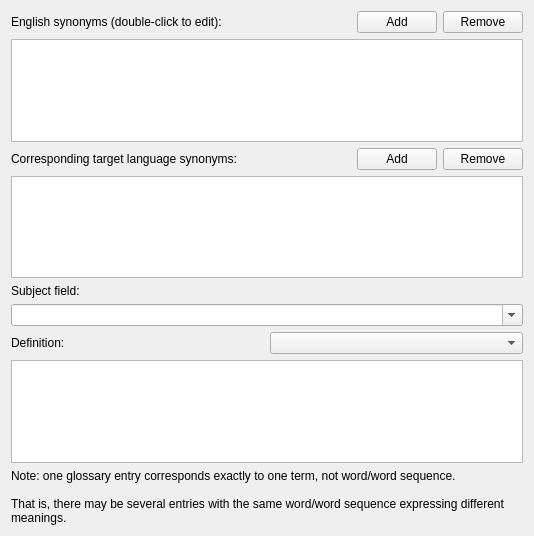
Before: the Qt Designer form src/glossary/termedit.ui in KDE/lokalize, drawn with Qt 5.
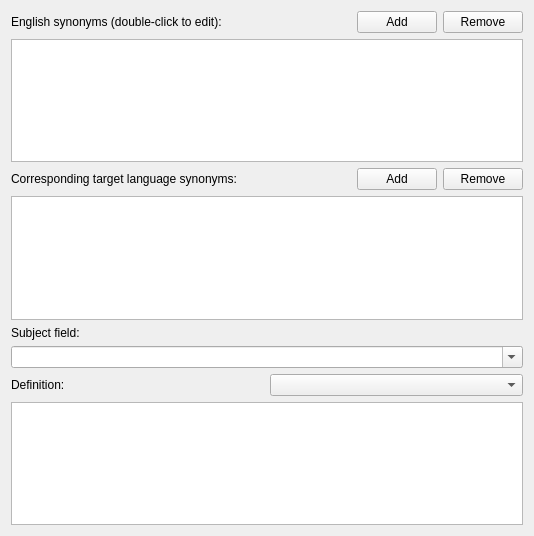
After: the same form once the commit is applied. Icons and pictures are not drawn. Custom widgets are drawn as their Qt base class.

Commit message: glossary : Move/shift note field below definition in term editor

What changed in the file:
```diff
--- a/src/glossary/termedit.ui
+++ b/src/glossary/termedit.ui
@@ -150,21 +150,6 @@
      </property>
     </widget>
    </item>
-   <item>
-    <widget class="QLabel" name="label_5">
-     <property name="text">
-      <string>Note: one glossary entry corresponds exactly to one term, not word/word sequence.
-
-That is, there may be several entries with the same word/word sequence expressing different meanings.</string>
-     </property>
-     <property name="alignment">
-      <set>Qt::AlignLeading|Qt::AlignLeft|Qt::AlignTop</set>
-     </property>
-     <property name="wordWrap">
-      <bool>true</bool>
-     </property>
-    </widget>
-   </item>
   </layout>
  </widget>
  <customwidgets>
```
The commit also changes 1 other file.
